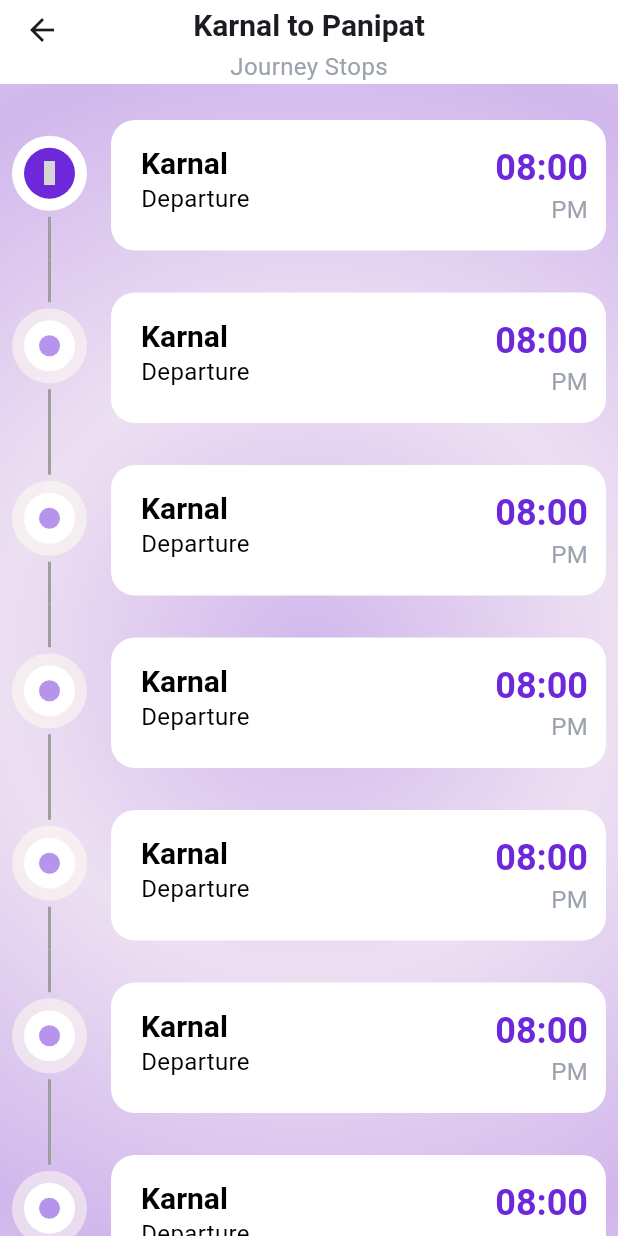
After one commit to raonedev/hr-roadways, a Flutter app: the RoutesPage screen opened directly, on a phone screen of 412 x 824 dp. The commit adds this screen. Run offline on Flutter 3.47's test engine with Material 3 defaults, Android fonts, the phone set to English and light mode, and no system bars; our stand-ins replace hugeicons, shared_preferences; accounts and stored records are empty; grey boxes are pictures that could not be loaded.

Commit message:
new page added

```diff
--- /dev/null
+++ b/lib/common/timeline.dart
@@ -0,0 +1,183 @@
+import 'package:flutter/material.dart';
+
+class Timeline extends StatelessWidget {
+  const Timeline({
+    super.key,
+    required this.children,
+    this.indicators,
+    this.isLeftAligned = true,
+    this.itemGap = 12.0,
+    this.gutterSpacing = 4.0,
+    this.padding = const EdgeInsets.all(8),
+    this.controller,
+    this.lineColor = Colors.grey,
+    this.physics,
+    this.shrinkWrap = true,
+    this.primary = false,
+    this.reverse = false,
+    this.indicatorSize = 30.0,
+    this.lineGap = 4.0,
+    this.indicatorColor = Colors.blue,
+    this.indicatorStyle = PaintingStyle.fill,
+    this.strokeCap = StrokeCap.butt,
+    this.strokeWidth = 2.0,
+    this.style = PaintingStyle.stroke,
+  }) : itemCount = children.length,
+       assert(itemGap >= 0),
+       assert(lineGap >= 0),
+       assert(indicators == null || children.length == indicators.length);
+
+  final List<Widget> children;
+  final double itemGap;
+  final double gutterSpacing;
+  final List<Widget>? indicators;
+  final bool isLeftAligned;
+  final EdgeInsets padding;
+  final ScrollController? controller;
+  final int itemCount;
+  final ScrollPhysics? physics;
+  final bool shrinkWrap;
+  final bool primary;
+  final bool reverse;
+
+  final Color lineColor;
+  final double lineGap;
+  final double indicatorSize;
+  final Color indicatorColor;
+  final PaintingStyle indicatorStyle;
+  final StrokeCap strokeCap;
+  final double strokeWidth;
+  final PaintingStyle style;
+
+  @override
+  Widget build(BuildContext context) {
+    return ListView.separated(
+      padding: padding,
+      separatorBuilder: (_, __) => SizedBox(height: itemGap),
+      physics: physics,
+      shrinkWrap: shrinkWrap,
+      itemCount: itemCount,
+      controller: controller,
+      reverse: reverse,
+      primary: primary,
+      itemBuilder: (context, index) {
+        final child = children[index];
+        final _indicators = indicators;
+
+        Widget? indicator;
+        if (_indicators != null) {
+          indicator = _indicators[index];
+        }
+
+        final isFirst = index == 0;
+        final isLast = index == itemCount - 1;
+
+        final timelineTile = <Widget>[
+          CustomPaint(
+            foregroundPainter: _TimelinePainter(
+              hideDefaultIndicator: indicator != null,
+              lineColor: lineColor,
+              indicatorColor: indicatorColor,
+              indicatorSize: indicatorSize,
+              indicatorStyle: indicatorStyle,
+              isFirst: isFirst,
+              isLast: isLast,
+              lineGap: lineGap,
+              strokeCap: strokeCap,
+              strokeWidth: strokeWidth,
+              style: style,
+              itemGap: itemGap,
+            ),
+            child: SizedBox(
+              height: double.infinity,
+              width: indicatorSize,
+              child: indicator,
+            ),
+          ),
+          SizedBox(width: gutterSpacing),
+          Expanded(child: child),
+        ];
+
+        return IntrinsicHeight(
+          child: Row(
+            mainAxisAlignment: MainAxisAlignment.start,
+            children:
+                isLeftAligned ? timelineTile : timelineTile.reversed.toList(),
+          ),
+        );
+      },
+    );
+  }
+}
+
+class _TimelinePainter extends CustomPainter {
+  _TimelinePainter({
+    required this.hideDefaultIndicator,
+    required this.indicatorColor,
+    required this.indicatorStyle,
+    required this.indicatorSize,
+    required this.lineGap,
+    required this.strokeCap,
+    required this.strokeWidth,
+    required this.style,
+    required this.lineColor,
+    required this.isFirst,
+    required this.isLast,
+    required this.itemGap,
+  }) : linePaint =
+           Paint()
+             ..color = lineColor
+             ..strokeCap = strokeCap
+             ..strokeWidth = strokeWidth
+             ..style = style,
+       circlePaint =
+           Paint()
+             ..color = indicatorColor
+             ..style = indicatorStyle;
+
+  final bool hideDefaultIndicator;
+  final Color indicatorColor;
+  final PaintingStyle indicatorStyle;
+  final double indicatorSize;
+  final double lineGap;
+  final StrokeCap strokeCap;
+  final double strokeWidth;
+  final PaintingStyle style;
+  final Color lineColor;
+  final Paint linePaint;
+  final Paint circlePaint;
+  final bool isFirst;
+  final bool isLast;
+  final double itemGap;
+
+  @override
+  void paint(Canvas canvas, Size size) {
+    final indicatorRadius = indicatorSize / 2;
+    final halfItemGap = itemGap / 2;
+    final indicatorMargin = indicatorRadius + lineGap;
+
+    final top = size.topLeft(Offset(indicatorRadius, 0.0 - halfItemGap));
+    final centerTop = size.centerLeft(
+      Offset(indicatorRadius, -indicatorMargin),
+    );
+
+    final bottom = size.bottomLeft(Offset(indicatorRadius, 0.0 + halfItemGap));
+    final centerBottom = size.centerLeft(
+      Offset(indicatorRadius, indicatorMargin),
+    );
+
+    if (!isFirst) canvas.drawLine(top, centerTop, linePaint);
+    if (!isLast) canvas.drawLine(centerBottom, bottom, linePaint);
+
+    if (!hideDefaultIndicator) {
+      final Offset offsetCenter = size.centerLeft(Offset(indicatorRadius, 0));
+
+      canvas.drawCircle(offsetCenter, indicatorRadius, circlePaint);
+    }
+  }
+
+  @override
+  bool shouldRepaint(CustomPainter oldDelegate) {
+    return false;
+  }
+}
--- a/lib/pages/home.dart
+++ b/lib/pages/home.dart
@@ -1,4 +1,5 @@
 import 'package:flutter/material.dart';
+import 'package:hrroadways/pages/routes_page.dart';
 import 'package:hugeicons/hugeicons.dart';
 import 'package:provider/provider.dart';
 import 'package:hrroadways/colors.dart';
@@ -174,7 +175,15 @@ class _HomeScreenState extends State<HomeScreen> {
                   int index,
                 ) {
                   final BusRoute route = routesProvider.searchResult[index];
-                  return BusRouteCard(route: route);
+                  return GestureDetector(
+                    onTap: () {
+                      Navigator.push(
+                        context,
+                        MaterialPageRoute(builder: (context) => RoutesPage()),
+                      );
+                    },
+                    child: BusRouteCard(route: route),
+                  );
                 }, childCount: routesProvider.searchResult.length),
               ),
         ],
--- /dev/null
+++ b/lib/pages/routes_page.dart
@@ -0,0 +1,184 @@
+import 'dart:ui';
+
+import 'package:flutter/material.dart';
+import 'package:hrroadways/colors.dart';
+import 'package:hrroadways/common/timeline.dart';
+import 'package:hugeicons/hugeicons.dart';
+
+class RoutesPage extends StatefulWidget {
+  const RoutesPage({super.key});
+
+  @override
+  State<RoutesPage> createState() => _RoutesPageState();
+}
+
+class _RoutesPageState extends State<RoutesPage> {
+  @override
+  Widget build(BuildContext context) {
+    return Scaffold(
+      appBar: AppBar(
+        centerTitle: true,
+        elevation: 0,
+        scrolledUnderElevation: 0,
+        backgroundColor: Colors.white,
+        title: const Text("Karnal to Panipat"),
+        bottom: PreferredSize(
+          preferredSize: Size.zero,
+          child: Text("Journey Stops"),
+        ),
+      ),
+      body: Stack(
+        children: [
+          Container(
+            decoration: BoxDecoration(
+              gradient: RadialGradient(
+                tileMode: TileMode.mirror,
+                colors: [
+                  AppColors.purple.withValues(alpha: 0.3),
+                  AppColors.purple.withValues(alpha: 0.1),
+                ],
+              ),
+            ),
+          ),
+          SingleChildScrollView(
+            child: Column(
+              children: [
+                Timeline(
+                  indicatorSize: 50,
+                  indicators: <Widget>[
+                    CircleAvatar(
+                      backgroundColor: Colors.white,
+                      child: Padding(
+                        padding: const EdgeInsets.all(8.0),
+                        child: CircleAvatar(
+                          backgroundColor: AppColors.purple,
+                          child: HugeIcon(
+                            icon: HugeIcons.strokeRoundedBus01,
+                            color: Colors.white,
+                            size: 16,
+                          ),
+                        ),
+                      ),
+                    ),
+                    UpcomingIndicator(),
+                    UpcomingIndicator(),
+                    UpcomingIndicator(),
+                    UpcomingIndicator(),
+                    UpcomingIndicator(),
+                    UpcomingIndicator(),
+                    CircleAvatar(
+                      backgroundColor: Colors.white,
+                      child: Padding(
+                        padding: const EdgeInsets.all(8.0),
+                        child: CircleAvatar(
+                          backgroundColor: AppColors.purple,
+                          child: HugeIcon(
+                            icon: HugeIcons.strokeRoundedLocation01,
+                            color: Colors.white,
+                            size: 16,
+                          ),
+                        ),
+                      ),
+                    ),
+                  ],
+                  children: <Widget>[
+                    TimelineCard(time: '08:00', title: 'Karnal'),
+                    TimelineCard(time: '08:00', title: 'Karnal'),
+                    TimelineCard(time: '08:00', title: 'Karnal'),
+                    TimelineCard(time: '08:00', title: 'Karnal'),
+                    TimelineCard(time: '08:00', title: 'Karnal'),
+                    TimelineCard(time: '08:00', title: 'Karnal'),
+                    TimelineCard(time: '08:00', title: 'Karnal'),
+                    TimelineCard(time: '08:00', title: 'Karnal'),
+                  ],
+                ),
+              ],
+            ),
+          ),
+        ],
+      ),
+    );
+  }
+}
+
+class UpcomingIndicator extends StatelessWidget {
+  const UpcomingIndicator({super.key});
+
+  @override
+  Widget build(BuildContext context) {
+    return CircleAvatar(
+      backgroundColor: AppColors.light.withValues(alpha: 0.5),
+      child: Padding(
+        padding: const EdgeInsets.all(8.0),
+        child: CircleAvatar(
+          backgroundColor: Colors.white,
+          child: Padding(
+            padding: const EdgeInsets.all(10.0),
+            child: CircleAvatar(
+              backgroundColor: AppColors.purple.withValues(alpha: 0.5),
+            ),
+          ),
+        ),
+      ),
+    );
+  }
+}
+
+class TimelineCard extends StatelessWidget {
+  const TimelineCard({super.key, required this.title, required this.time});
+  final String title;
+  final String time;
+
+  @override
+  Widget build(BuildContext context) {
+    return Container(
+      decoration: BoxDecoration(
+        color: Colors.white,
+        borderRadius: BorderRadius.circular(16),
+      ),
+      margin: EdgeInsets.only(top: 16, left: 12),
+      child: Row(
+        mainAxisAlignment: MainAxisAlignment.spaceBetween,
+        children: [
+          Padding(
+            padding: const EdgeInsets.symmetric(horizontal: 20, vertical: 16),
+            child: Column(
+              crossAxisAlignment: CrossAxisAlignment.start,
+              children: [
+                Text(
+                  title,
+                  style: Theme.of(context).textTheme.titleLarge?.copyWith(
+                    fontWeight: FontWeight.bold,
+                    color: Colors.black,
+                  ),
+                ),
+                Text(
+                  "Departure",
+                  style: Theme.of(
+                    context,
+                  ).textTheme.bodyMedium?.copyWith(color: Colors.black),
+                ),
+              ],
+            ),
+          ),
+          Padding(
+            padding: const EdgeInsets.symmetric(horizontal: 12, vertical: 16),
+            child: Column(
+              crossAxisAlignment: CrossAxisAlignment.end,
+              children: [
+                Text(
+                  time,
+                  style: Theme.of(context).textTheme.headlineSmall?.copyWith(
+                    fontWeight: FontWeight.bold,
+                    color: AppColors.purple,
+                  ),
+                ),
+                Text("PM"),
+              ],
+            ),
+          ),
+        ],
+      ),
+    );
+  }
+}
--- /dev/null
+++ b/lib/pages/temp.dart
@@ -0,0 +1,105 @@
+import 'dart:convert';
+import 'dart:io';
+
+import '../models/bus_route_model.dart';
+
+Future<List<BusRoute>> loadRoutes() async {
+  final file = File('assets/master.json');
+  final jsonString = await file.readAsString();
+  final List<dynamic> jsonData = json.decode(jsonString);
+  return jsonData.map((e) => BusRoute.fromJson(e)).toList();
+}
+
+bool isValidViaSequence(String text, String from, String to) {
+  if (text.isEmpty) return false;
+
+  List<String> stops =
+      text
+          .split(RegExp(r'[-|,\s]+'))
+          .map((stop) => stop.trim().toLowerCase())
+          .where((stop) => stop.isNotEmpty)
+          .toList();
+
+  int fromIndex = stops.indexOf(from.toLowerCase());
+  int toIndex = stops.indexOf(to.toLowerCase());
+
+  return fromIndex != -1 && toIndex != -1 && fromIndex < toIndex;
+}
+
+List<BusRoute> searchRoutes(String from, String to, List<BusRoute> routes) {
+  List<BusRoute> directRoutes = [];
+  List<BusRoute> fromViaRoutes = [];
+  List<BusRoute> viaToRoutes = [];
+  List<BusRoute> viaSequenceRoutes = [];
+
+  for (var route in routes) {
+    final rFrom = route.from.toLowerCase();
+    final rVia = route.via.toLowerCase();
+    final rTo = route.to.toLowerCase();
+
+    if (rFrom.contains(from.toLowerCase()) && rTo.contains(to.toLowerCase())) {
+      directRoutes.add(route);
+    } else if (rFrom.contains(from.toLowerCase()) &&
+        rVia.contains(to.toLowerCase())) {
+      fromViaRoutes.add(route);
+    } else if (rVia.contains(from.toLowerCase()) &&
+        rTo.contains(to.toLowerCase())) {
+      viaToRoutes.add(route);
+    } else if (isValidViaSequence(route.via, from, to) ||
+        isValidViaSequence(route.routeName, from, to)) {
+      viaSequenceRoutes.add(route);
+    }
+  }
+
+  return [
+    ...directRoutes,
+    // ...fromViaRoutes,
+    // ...viaToRoutes,
+    // ...viaSequenceRoutes,
+  ];
+}
+
+List<String> path = [];
+
+void main() async {
+  final routes = await loadRoutes();
+  final from = "karnal";
+  final to = "hisar";
+  await searchCompletePath(from, to, routes);
+  print(path);
+}
+
+// You'll need to define a unique route key, e.g., combining from-via-to
+String _createRouteKey(BusRoute route) {
+  return '${route.from.toLowerCase()}_${route.via.toLowerCase()}_${route.to.toLowerCase()}';
+}
+
+Future<void> searchCompletePath(
+  String from,
+  String to,
+  List<BusRoute> routes, [
+  Set<String>? visitedRoutes,
+]) async {
+  final currentVisited = visitedRoutes ?? <String>{};
+  final List<BusRoute> results = searchRoutes(from, to, routes);
+  print("search for ${from} result count : ${results.length}");
+  path.add(from);
+
+  if (results.isEmpty) {
+    return;
+  } else {
+    for (var r in results) {
+      final routeKey = _createRouteKey(r);
+
+      if (currentVisited.contains(routeKey)) {
+        continue;
+      }
+      currentVisited.add(routeKey);
+      await searchCompletePath(r.from, r.via, routes, currentVisited);
+      await searchCompletePath(r.via, r.to, routes, currentVisited);
+      print("search to ${to}");
+      path.add(to);
+    }
+  }
+  return;
+}
--- a/pubspec.yaml
+++ b/pubspec.yaml
@@ -16,7 +16,7 @@ publish_to: 'none' # Remove this line if you wish to publish to pub.dev
 # https://developer.apple.com/library/archive/documentation/General/Reference/InfoPlistKeyReference/Articles/CoreFoundationKeys.html
 # In Windows, build-name is used as the major, minor, and patch parts
 # of the product and file versions while build-number is used as the build suffix.
-version: 1.0.0+7
+version: 1.0.0+8
 
 environment:
   sdk: ^3.7.0
```
